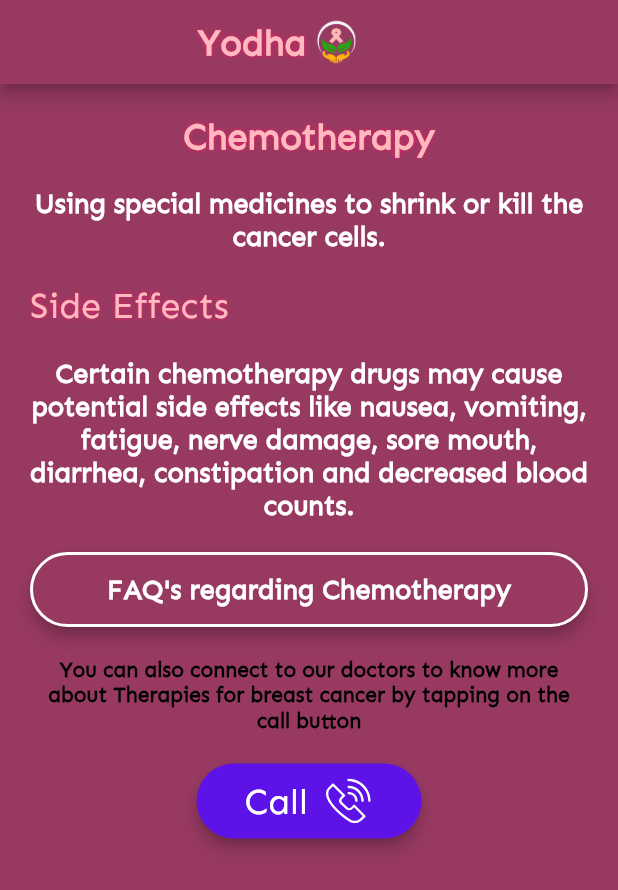
After one commit to Vaibhav1197/YODHA-fighting_breast_cancer, a Flutter app: the CancerPatientDashBoard screen opened directly, item 2 of the bottom bar chosen, after a tap on "Chemotherapy", on a phone screen of 412 x 824 dp. The commit adds this screen. Shown: the top 890 px of the screen. Run offline on Flutter 3.47's test engine with Material 2 defaults, Android fonts, the phone set to English and light mode, and no system bars; our stand-ins replace flutter_svg.

Commit message:
details screen completed

```diff
--- a/Yodha/Flutter/lib/data.dart
+++ b/Yodha/Flutter/lib/data.dart
@@ -64,9 +64,41 @@ List<Map<String, String>> stories = [
   },
   {
     "stories":
-        "The nurses told me that I have some of the best angels that helped me find this cancer so early. Most women don't detect IBC until stage 4.",
+        "Knowing I still had the chance to have another child gave me the strength I needed to get through chemo and radiation.",
     "name": "Jennifer Diagnosed at 31",
     "link":
-        "https://www.youngsurvival.org/blog/survivor-stories/survivor/jennifer-diagnosed-at-31",
+        "https://www.youngsurvival.org/blog/survivor-stories/survivor/lauren",
   },
 ];
+
+List<Map<String, String>> therapyData = [
+  {
+    "title": "Chemotherapy",
+    "headline": "Using special medicines to shrink or kill the cancer cells.",
+    "sideEffects":
+        "Certain chemotherapy drugs may cause potential side effects like nausea, vomiting, fatigue, nerve damage, sore mouth, diarrhea, constipation and decreased blood counts.",
+  },
+  {
+    "title": "Surgery",
+    "headline":
+        "Surgical options include a mastectomy, which removes the whole breast, and a lumpectomy, or breast-conserving surgery that removes only the tumor and the tissues around it.",
+    "sideEffects":
+        "Surgical procedures for breast cancer may cause short-term pain or discomfort in the treated area. Also, the muscles of the arm may feel weak, and the skin in the breast area may feel tight. Surgery involving the lymph nodes may also cause swelling in the arm, a condition known as lymphedema.",
+  },
+  {
+    "title": "Radiation Therapy",
+    "headline":
+        "This conventional technique uses targeted, high-energy radioactive waves to destroy tumors.",
+    "sideEffects":
+        "Many breast cancer patients who undergo radiation therapy experience skin irritation and breast pain. These conditions usually begin within a few weeks of starting treatment and go away on their own within six months after treatment ends. For some patients, however, these symptoms may not develop until several months or years after treatment. Another common radiation-related side effect is fatigue, especially in the later weeks of treatment and for some time afterward.",
+  },
+  {
+    "title": "Hormonal Therapy",
+    "headline":
+        "Hormone therapies are the prescription drugs used most often to treat hot flashes and genitourinary syndrome of menopause (GSM), which includes vaginal dryness, after menopause.",
+    "sideEffects":
+        "Some hormone therapies for breast cancer may cause a wide range of side effects, such as hot flashes; vaginal discharge, dryness and irritation; irregular periods; decreased sex drive; and mood changes. Aromatase inhibitors may also cause joint and muscle pain, as well as an increased risk of bone thinning (osteoporosis).",
+  },
+];
+
+List<Map<String, String>> faq = [];
--- a/Yodha/Flutter/lib/screens/cancer_patient_screens/info_screen.dart
+++ b/Yodha/Flutter/lib/screens/cancer_patient_screens/info_screen.dart
@@ -1,4 +1,7 @@
 import 'package:flutter/material.dart';
+import 'package:ne_proj/screens/cancer_patient_screens/therapy_detail_screen.dart';
+import 'package:ne_proj/widgets/base_container.dart';
+import 'package:ne_proj/widgets/spacing.dart';
 
 class InfoScreen extends StatefulWidget {
   @override
@@ -8,6 +11,80 @@ class InfoScreen extends StatefulWidget {
 class _InfoScreenState extends State<InfoScreen> {
   @override
   Widget build(BuildContext context) {
-    return Container();
+    return Padding(
+      padding: EdgeInsets.only(left: 20.0, right: 20, top: 40),
+      child: Column(
+        children: [
+          GestureDetector(
+            onTap: () {
+              Navigator.push(
+                  context,
+                  MaterialPageRoute(
+                    builder: (context) => TherapyDetailScreen(
+                      heading: 'Chemotherapy',
+                    ),
+                  ));
+            },
+            child: BaseContainer(
+              title: 'Chemotherapy',
+            ),
+          ),
+          WidgetSpacing(
+            top: 30,
+          ),
+          GestureDetector(
+            onTap: () {
+              Navigator.push(
+                  context,
+                  MaterialPageRoute(
+                    builder: (context) => TherapyDetailScreen(
+                      heading: 'Surgery',
+                    ),
+                  ));
+            },
+            child: BaseContainer(
+              title: 'Surgery',
+            ),
+          ),
+          WidgetSpacing(
+            top: 30,
+          ),
+          GestureDetector(
+            onTap: () {
+              Navigator.push(
+                  context,
+                  MaterialPageRoute(
+                    builder: (context) => TherapyDetailScreen(
+                      heading: 'Radiation Therapy',
+                    ),
+                  ));
+            },
+            child: BaseContainer(
+              title: 'Radiation Therapy',
+            ),
+          ),
+          WidgetSpacing(
+            top: 30,
+          ),
+          GestureDetector(
+            onTap: () {
+              Navigator.push(
+                  context,
+                  MaterialPageRoute(
+                    builder: (context) => TherapyDetailScreen(
+                      heading: 'Hormonal Therapy',
+                    ),
+                  ));
+            },
+            child: BaseContainer(
+              title: 'Hormonal Therapy',
+            ),
+          ),
+          WidgetSpacing(
+            top: 30,
+          ),
+        ],
+      ),
+    );
   }
 }
--- /dev/null
+++ b/Yodha/Flutter/lib/screens/cancer_patient_screens/therapy_detail_screen.dart
@@ -0,0 +1,117 @@
+import 'package:flutter/material.dart';
+import 'package:ne_proj/const.dart';
+import 'package:ne_proj/data.dart';
+import 'package:ne_proj/widgets/app_bar.dart';
+import 'package:ne_proj/widgets/base_container.dart';
+import 'package:ne_proj/widgets/call_button.dart';
+import 'package:ne_proj/widgets/spacing.dart';
+
+class TherapyDetailScreen extends StatefulWidget {
+  final String heading;
+
+  const TherapyDetailScreen({Key key, this.heading}) : super(key: key);
+
+  @override
+  _TherapyDetailScreenState createState() => _TherapyDetailScreenState();
+}
+
+class _TherapyDetailScreenState extends State<TherapyDetailScreen> {
+  String headline, sideEffects;
+  @override
+  void initState() {
+    super.initState();
+    for (Map data in therapyData) {
+      if (data["title"] == widget.heading) {
+        headline = data["headline"];
+        sideEffects = data["sideEffects"];
+      }
+    }
+  }
+
+  @override
+  Widget build(BuildContext context) {
+    return Scaffold(
+      appBar: appBar,
+      body: Padding(
+        padding: EdgeInsets.all(20.0),
+        child: SingleChildScrollView(
+          child: Column(
+            children: [
+              Align(
+                alignment: Alignment.center,
+                child: Text(
+                  widget.heading,
+                  style: title.copyWith(fontWeight: FontWeight.bold),
+                ),
+              ),
+              WidgetSpacing(
+                top: 20,
+              ),
+              Wrap(
+                children: [
+                  Text(
+                    headline,
+                    style: primary.copyWith(
+                        fontSize: 18, fontWeight: FontWeight.bold),
+                    textAlign: TextAlign.center,
+                  )
+                ],
+              ),
+              WidgetSpacing(
+                top: 20,
+              ),
+              Align(
+                alignment: Alignment.centerLeft,
+                child: Text(
+                  'Side Effects',
+                  style: title,
+                ),
+              ),
+              WidgetSpacing(
+                top: 20,
+              ),
+              Wrap(
+                children: [
+                  Text(
+                    sideEffects,
+                    style: primary.copyWith(
+                        fontSize: 18, fontWeight: FontWeight.bold),
+                    textAlign: TextAlign.center,
+                  )
+                ],
+              ),
+              WidgetSpacing(
+                top: 20,
+              ),
+              BaseContainer(
+                title: 'FAQ\'s regarding ${widget.heading}',
+              ),
+              WidgetSpacing(
+                top: 20,
+              ),
+              Wrap(
+                children: [
+                  Text(
+                    'You can also connect to our doctors to know more about Therapies for breast cancer by tapping on the call button',
+                    style: primary.copyWith(
+                        color: Colors.black,
+                        fontSize: 14,
+                        fontWeight: FontWeight.bold),
+                    textAlign: TextAlign.center,
+                  )
+                ],
+              ),
+              WidgetSpacing(
+                top: 20,
+              ),
+              CallButton(),
+              WidgetSpacing(
+                top: 20,
+              ),
+            ],
+          ),
+        ),
+      ),
+    );
+  }
+}
```
